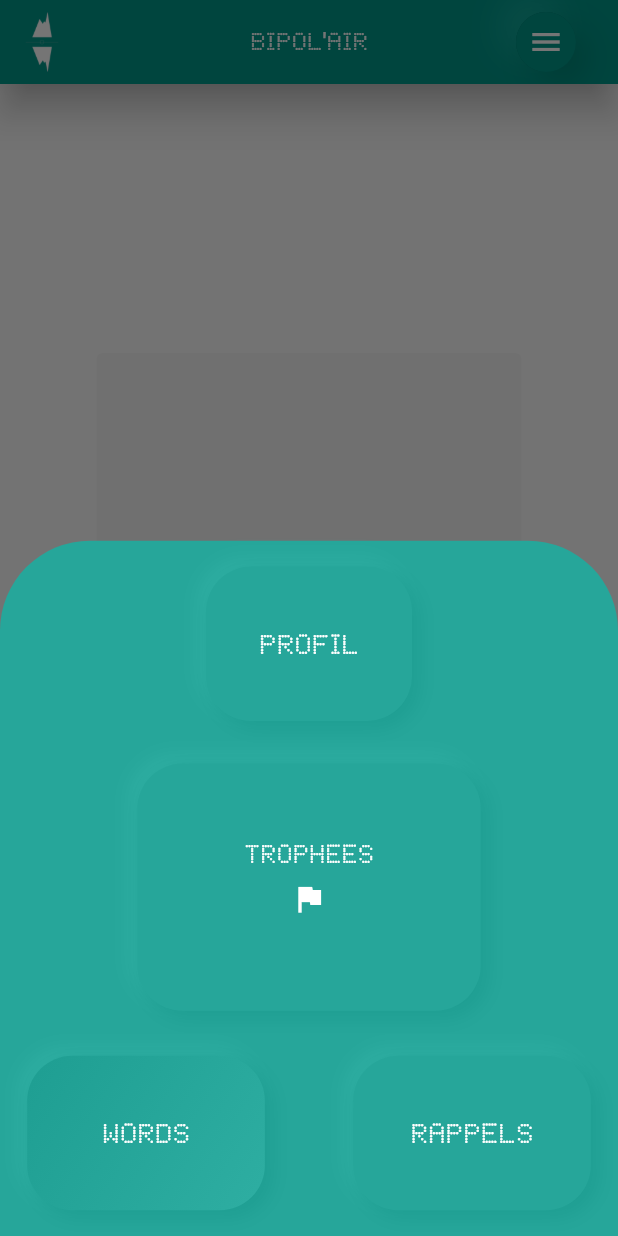
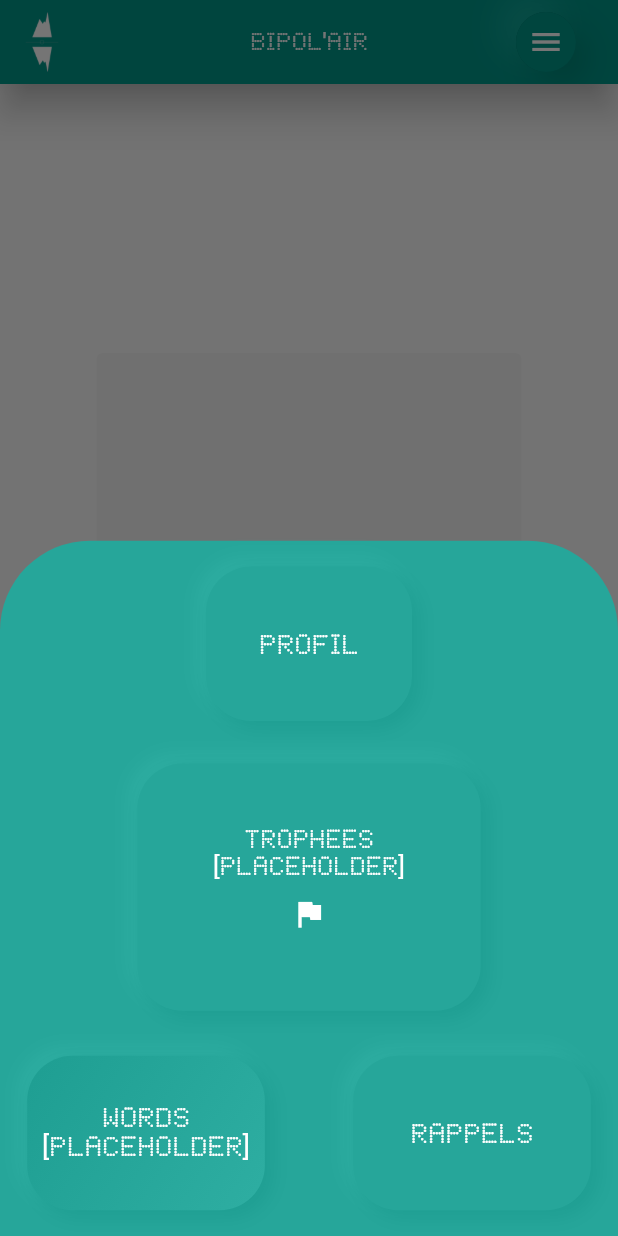
Before and after one commit to mnlglbrt/ThymTrack, a Flutter app: the screen it shows after launch, after a tap on the "menu" icon, on a phone screen of 412 x 824 dp. Run offline on Flutter 3.47's test engine with Material 2 defaults, Android fonts, the light colour scheme and no system bars; drawn by our look-alikes of clay_containers; our stand-ins replace charts_flutter, cloud_firestore, firebase_auth, flutter_local_notifications, google_sign_in, rxdart and 1 more; missing offline and left inert: date_range_picker, firebase_auth_web, firebase_core_web, google_sign_in_web, shared_preferences_web; accounts and stored records are empty.

```diff
--- a/lib/dashboard.dart
+++ b/lib/dashboard.dart
@@ -1045,7 +1045,9 @@ class _DashBoardState extends State<DashBoard> {
                             child: Column(
                               mainAxisAlignment: MainAxisAlignment.center,
                               children: <Widget>[
-                                Text('TROPHEES', textScaleFactor: 1.2,
+                                Text('TROPHEES\n[PLACEHOLDER]',
+                                  textScaleFactor: 1.2,
+                                  textAlign: TextAlign.center,
                                   style: TextStyle(
                                       color: Colors.white, fontFamily: 'dot'),),
                                 Visibility(visible: true,
@@ -1088,7 +1090,7 @@ class _DashBoardState extends State<DashBoard> {
                                   depth: 8,
                                   curveType: CurveType.concave,
                                   child: Center(child: Text(
-                                      'WORDS', textScaleFactor: 1.3,
+                                      'WORDS\n[PLACEHOLDER]', textScaleFactor: 1.3,textAlign: TextAlign.center,
                                       style: TextStyle(color: Colors.white,
                                           fontFamily: 'dot')))))),
 
@@ -1105,6 +1107,7 @@ class _DashBoardState extends State<DashBoard> {
                             _showDailyAtTime();
                             setState(() {
                               reminderButtonVisible = !reminderButtonVisible;
+
                             });
                           },
                               child: ClayContainer(
```
